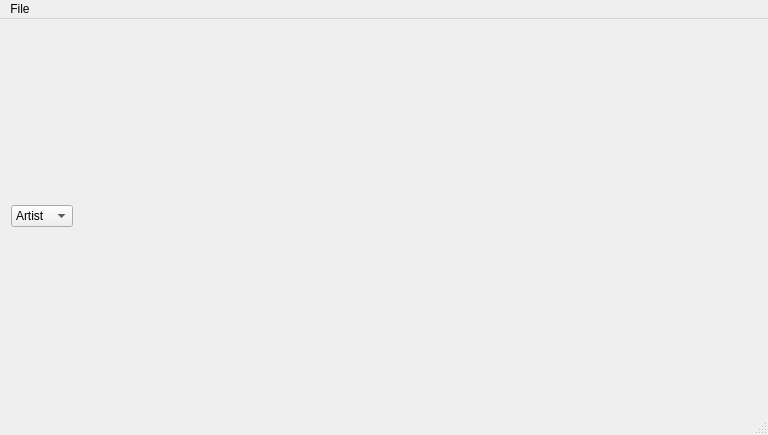
Before: the Qt Designer form src/beaglemain.ui in hutchgrant/beagleplayer, drawn with Qt 5.
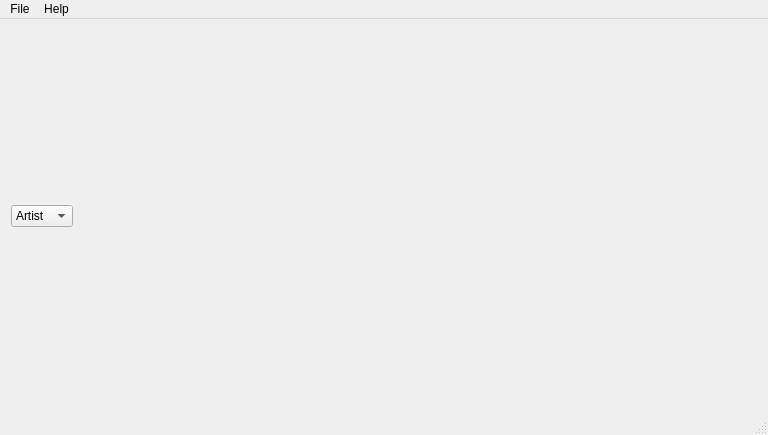
After: the same form once the commit is applied. Icons and pictures are not drawn.

The edit to the form file:
```diff
--- a/src/beaglemain.ui
+++ b/src/beaglemain.ui
@@ -104,7 +104,15 @@
     <addaction name="actionPreferences"/>
     <addaction name="actionQuit"/>
    </widget>
+   <widget class="QMenu" name="menuHelp">
+    <property name="title">
+     <string>Help</string>
+    </property>
+    <addaction name="actionAbout"/>
+    <addaction name="actionDonate"/>
+   </widget>
    <addaction name="menuFile"/>
+   <addaction name="menuHelp"/>
   </widget>
   <widget class="QStatusBar" name="statusBar"/>
   <action name="actionImport">
```
Left out of the diff: 20 changed lines with no effect on the pictures.
